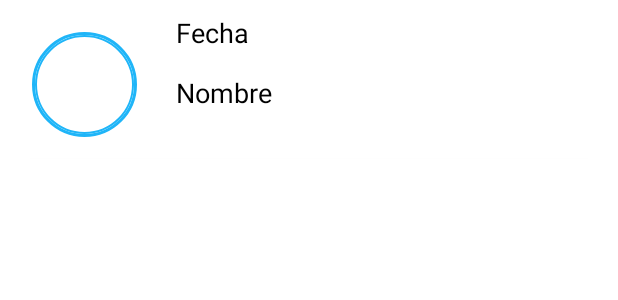
After one commit to CabBerumen/KBocchiV2, an Android app: the layout citasviewholder.xml on its own in the app's theme, with its tools: preview values and no code run, on a phone screen of 412 x 824 dp. The commit adds this screen. Shown: the top 300 px of the screen. Run offline under Robolectric (Android 15) with nearby library versions, the phone set to English and light mode, and no system bars; Roboto replaces fonts that are not available here.

Commit message:
vista de la cita de los pacientes, falta dar clic para ver los detalles de la cita, y spinner con nombre de pacientes y mostrar su ubicación

```diff
--- a/app/src/main/AndroidManifest.xml
+++ b/app/src/main/AndroidManifest.xml
@@ -19,6 +19,9 @@
         android:theme="@style/Theme.KBocchiV2"
         android:usesCleartextTraffic="true"
         tools:targetApi="31">
+        <activity
+            android:name=".MostrarCitas"
+            android:exported="false" />
         <activity
             android:name=".Maps"
             android:exported="false" />
--- a/app/src/main/java/com/example/kbocchiv2/MainActivity.kt
+++ b/app/src/main/java/com/example/kbocchiv2/MainActivity.kt
@@ -148,6 +148,10 @@ class MainActivity : AppCompatActivity(), NavigationView.OnNavigationItemSelecte
 
 
             }
+            R.id.nav_item1 -> {
+                val intent = Intent(this, MostrarCitas::class.java)
+                startActivity(intent)
+            }
         }
         drawerLayout!!.closeDrawer(GravityCompat.START)
         return true
--- a/app/src/main/java/com/example/kbocchiv2/Pacientes.kt
+++ b/app/src/main/java/com/example/kbocchiv2/Pacientes.kt
@@ -1,6 +1,7 @@
 package com.example.kbocchiv2
 
 import POJO.RequestPacientes
+import android.content.Context
 import android.content.Intent
 import android.os.Bundle
 import android.util.Log
@@ -16,6 +17,7 @@ import androidx.core.view.GravityCompat
 import androidx.drawerlayout.widget.DrawerLayout
 import androidx.preference.PreferenceManager
 import com.example.kbocchiv2.Interfaces.ApiService
+import com.example.kbocchiv2.Request.LoginRequest
 import com.google.android.gms.auth.api.signin.GoogleSignIn
 import com.google.android.gms.auth.api.signin.GoogleSignInClient
 import com.google.android.gms.auth.api.signin.GoogleSignInOptions
@@ -93,6 +95,7 @@ class Pacientes : AppCompatActivity(), NavigationView.OnNavigationItemSelectedLi
                     pacientes = response.body()!!
                     mostrarNombresPacientes()
                     Toast.makeText(this@Pacientes, "Datos recibidos", Toast.LENGTH_SHORT).show()
+
                 } else {
                     // Manejo de errores en caso de una respuesta no exitosa de la API
                     Toast.makeText(this@Pacientes, "Datos no recibidos", Toast.LENGTH_SHORT).show()
--- /dev/null
+++ b/app/src/main/res/layout/citasviewholder.xml
@@ -0,0 +1,71 @@
+<?xml version="1.0" encoding="utf-8"?>
+<LinearLayout xmlns:android="http://schemas.android.com/apk/res/android"
+    xmlns:app="http://schemas.android.com/apk/res-auto"
+    xmlns:tools="http://schemas.android.com/tools"
+    android:layout_width="match_parent"
+    android:layout_height="wrap_content"
+    android:orientation="vertical"
+    >
+
+    <androidx.cardview.widget.CardView
+        android:id="@+id/cardCita"
+        android:layout_width="match_parent"
+        android:layout_height="100dp"
+        android:layout_margin="5dp"
+        app:cardCornerRadius="10dp"
+
+        >
+
+        <androidx.constraintlayout.widget.ConstraintLayout
+            android:layout_width="match_parent"
+            android:layout_height="match_parent"
+            android:background="@color/white"
+            >
+
+
+            <TextView
+                android:id="@+id/FechaCita"
+                android:layout_width="wrap_content"
+                android:layout_height="wrap_content"
+                android:layout_marginStart="112dp"
+                android:layout_marginTop="4dp"
+                android:text="Fecha"
+                android:textColor="@color/black"
+                android:textSize="18sp"
+                app:layout_constraintStart_toStartOf="parent"
+                app:layout_constraintTop_toTopOf="parent" />
+
+            <de.hdodenhof.circleimageview.CircleImageView
+                android:id="@+id/fotorecycler"
+                android:layout_width="70dp"
+                android:layout_height="70dp"
+                android:layout_gravity="center"
+                android:layout_marginStart="16dp"
+                android:layout_marginTop="16dp"
+                android:src="@drawable/stroke_img"
+                app:civ_border_color="#1FB5F8"
+                app:civ_border_width="2dp"
+                app:layout_constraintStart_toStartOf="parent"
+                app:layout_constraintTop_toTopOf="parent" />
+
+            <TextView
+                android:id="@+id/nombrePaciente"
+                android:layout_width="wrap_content"
+                android:layout_height="wrap_content"
+                android:layout_marginStart="112dp"
+                android:layout_marginTop="44dp"
+                android:text="Nombre"
+                android:textColor="@color/black"
+                android:textSize="18sp"
+                app:layout_constraintStart_toStartOf="parent"
+                app:layout_constraintTop_toTopOf="parent" />
+
+        </androidx.constraintlayout.widget.ConstraintLayout>
+
+
+    </androidx.cardview.widget.CardView>
+
+
+
+
+</LinearLayout>
```
Also changed, not shown: app/src/main/java/POJO/RequestCitas.java (+23 -0 lines), app/src/main/java/POJO/ResultCita.java (added, +19 -0 lines), app/src/main/java/com/example/kbocchiv2/Interfaces/ApiService.java (+7 -2 lines), app/src/main/java/com/example/kbocchiv2/Maps.kt (+200 -6 lines), app/src/main/java/com/example/kbocchiv2/MostrarCitas.kt (added, +277 -0 lines), app/src/main/res/layout/activity_maps.xml (+57 -8 lines), app/src/main/res/layout/activity_mostrar_citas.xml (added, +47 -0 lines), app/src/main/java/com/example/kbocchiv2/Perfil.kt (line endings or trailing spaces).
